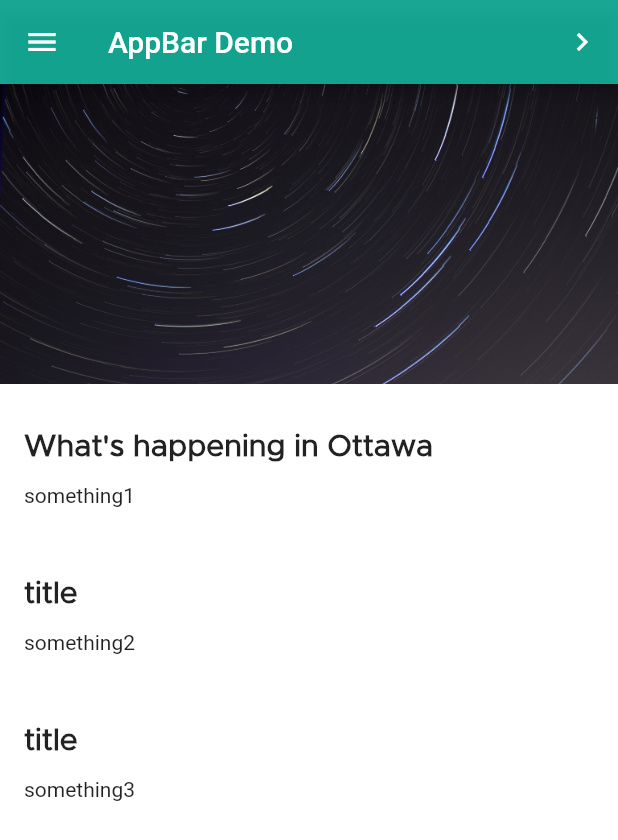
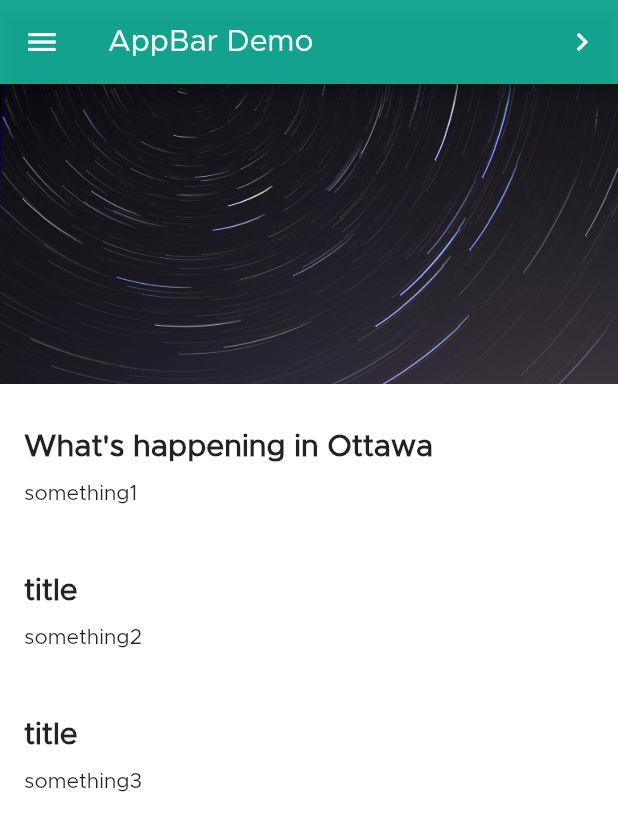
Before and after one commit to wongserena/Android-Studio, a Flutter app: the screen it shows after launch, on a phone screen of 412 x 824 dp. Shown: the top 840 px of the screen. Run offline on Flutter 3.47's test engine with Material 2 defaults, Android fonts, the phone set to English and light mode, and no system bars.

Commit message:
fonts in titles

```diff
--- a/lib/main.dart
+++ b/lib/main.dart
@@ -26,7 +26,12 @@ class MyStatelessWidget extends StatelessWidget {
     return Scaffold(
       backgroundColor: Color.fromRGBO(255,255,255,1),
       appBar: AppBar(
-        title: const Text('AppBar Demo'),
+        title: const Text(
+            'AppBar Demo',
+            style: TextStyle(
+              fontFamily: 'Metropolis',
+            )
+        ),
         backgroundColor: Color.fromRGBO(1,159,137, 0.9),
         actions:<Widget> [
           IconButton(
@@ -58,7 +63,9 @@ class MyStatelessWidget extends StatelessWidget {
           children: <Widget>[
             DrawerHeader(
             child: Text('Side Menu',
-              style: TextStyle(color: Colors.white, fontSize: 25),
+              style: TextStyle(
+                  fontFamily: 'Metropolis',
+                  color: Colors.white, fontSize: 25),
               ),
               decoration: BoxDecoration(
                 color: Colors.green,
@@ -69,7 +76,12 @@ class MyStatelessWidget extends StatelessWidget {
               ),
             ),
             ListTile(
-              title: Text('Community Events'),
+              title: Text(
+                  'Community Events',
+                style: TextStyle(
+                  fontFamily: 'Metropolis',
+                )
+              ),
               onTap: (){
                 Navigator.pop(context);
                 Navigator.push(context, MaterialPageRoute(builder: (context) => NextPage())
@@ -77,7 +89,12 @@ class MyStatelessWidget extends StatelessWidget {
               },
             ),
             ListTile(
-              title: Text('Activities'),
+              title: Text(
+                  'Activities',
+                style: TextStyle(
+                  fontFamily: 'Metropolis',
+                )
+              ),
               onTap: (){
                 Navigator.pop(context);
                 Navigator.push(context, MaterialPageRoute(builder: (context) => PageThree())
--- a/lib/textsection.dart
+++ b/lib/textsection.dart
@@ -25,7 +25,12 @@ class TextSection extends StatelessWidget {
         ),
         Container(
           padding: const EdgeInsets.fromLTRB(16.0, 10.0, 16.0, 16.0),
-          child:   Text(_body),
+          child:   Text(
+              _body,
+              style: TextStyle(
+                fontFamily: 'Metropolis',
+              )
+          ),
         ),
       ],
     );
```
